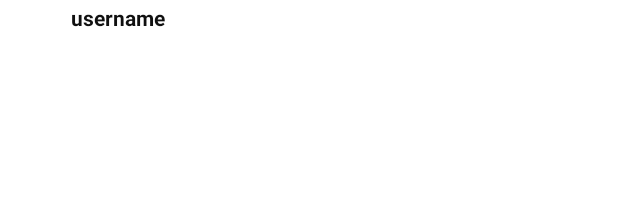
After one commit to gautamjain09/Techobyte, an Android app: the layout comment_item.xml on its own in the app's theme, with its tools: preview values and no code run, on a phone screen of 412 x 824 dp. The commit adds this screen. Shown: the top 204 px of the screen. Run offline under Robolectric (Android 15) with nearby library versions, the phone set to English and light mode, and no system bars.

Commit message:
Comments features

```diff
--- /dev/null
+++ b/app/src/main/res/layout/comment_item.xml
@@ -0,0 +1,37 @@
+<?xml version="1.0" encoding="utf-8"?>
+<RelativeLayout xmlns:android="http://schemas.android.com/apk/res/android"
+    android:layout_width="match_parent"
+    android:layout_height="match_parent">
+
+    <LinearLayout
+        android:layout_width="match_parent"
+        android:layout_height="wrap_content"
+        android:orientation="horizontal">
+
+        <de.hdodenhof.circleimageview.CircleImageView
+            android:layout_width="45dp"
+            android:layout_height="45dp">
+        </de.hdodenhof.circleimageview.CircleImageView>
+
+        <LinearLayout
+            android:layout_width="match_parent"
+            android:layout_height="wrap_content"
+            android:orientation="vertical"
+            android:layout_margin="2dp">
+
+            <TextView
+                android:id="@+id/id_username_comment"
+                android:layout_width="wrap_content"
+                android:layout_height="wrap_content"
+                android:textStyle="bold"
+                android:textColor="@color/black"
+                android:text="username">
+            </TextView>
+
+        </LinearLayout>
+
+    </LinearLayout>
+
+
+
+</RelativeLayout>
```
Also changed, not shown: app/src/main/java/com/gautamjain/techobyte/CommentActivity.java (+10 -10 lines), app/src/main/res/layout/activity_comment.xml (+9 -9 lines).
